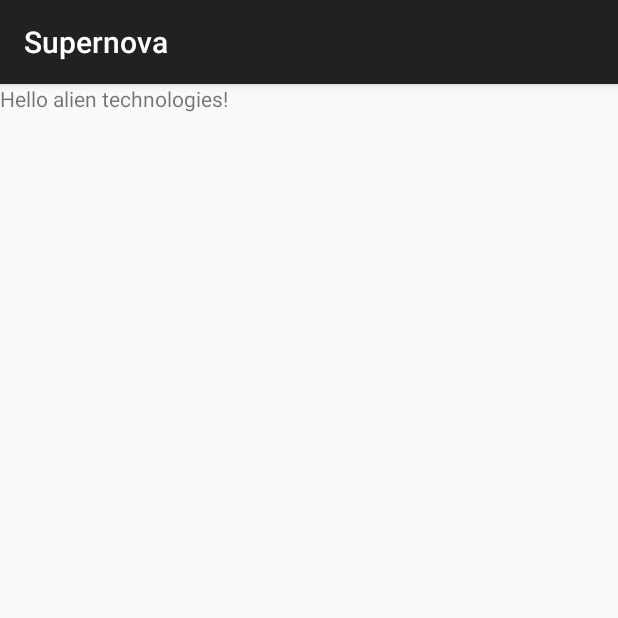
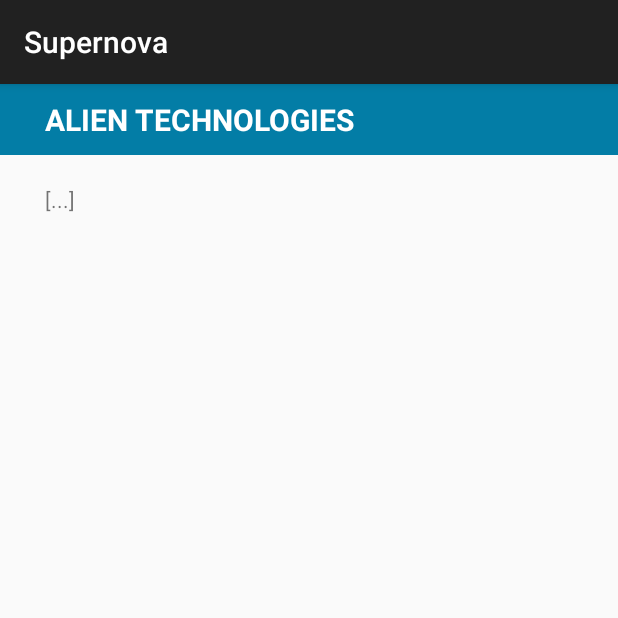
Before and after one commit to SupernovaAndroidApplication/supernova, an Android app: the fragment AlienTechnologiesFragment shown on its own in the app's theme, on a phone screen of 412 x 824 dp, the top half of it. Run offline under Robolectric (Android 15) with nearby library versions, the phone set to English and light mode, and no system bars; 1 statement that could not run was skipped.

Commit message:
ADD: alien technologies layout

```diff
--- a/app/src/main/java/imac/supernova/AlienTechnologiesFragment.java
+++ b/app/src/main/java/imac/supernova/AlienTechnologiesFragment.java
@@ -1,13 +1,12 @@
 package imac.supernova;
 
-import android.app.Activity;
-import android.net.Uri;
 import android.os.Bundle;
 import android.app.Fragment;
 import android.view.LayoutInflater;
 import android.view.View;
 import android.view.ViewGroup;
-import android.widget.TextView;
+
+import imac.supernova.datamodel.Player;
 
 
 /**
@@ -19,95 +18,25 @@ import android.widget.TextView;
  * create an instance of this fragment.
  */
 public class AlienTechnologiesFragment extends Fragment {
-    // TODO: Rename parameter arguments, choose names that match
-    // the fragment initialization parameters, e.g. ARG_ITEM_NUMBER
-    //private static final String ARG_PARAM1 = "param1";
-    //private static final String ARG_PARAM2 = "param2";
 
-    // TODO: Rename and change types of parameters
-    //private String mParam1;
-    //private String mParam2;
+    private View v;
 
-    //private OnFragmentInteractionListener mListener;
-
-    /**
-     * Use this factory method to create a new instance of
-     * this fragment using the provided parameters.
-     *
-     * @param //param1 Parameter 1.
-     * @param //param2 Parameter 2.
-     * @return A new instance of fragment AlienTechnologiesFragment.
-     */
-    // TODO: Rename and change types and number of parameters
-    /*public static AlienTechnologiesFragment newInstance(String param1, String param2) {
-        AlienTechnologiesFragment fragment = new AlienTechnologiesFragment();
-        Bundle args = new Bundle();
-        args.putString(ARG_PARAM1, param1);
-        args.putString(ARG_PARAM2, param2);
-        fragment.setArguments(args);
-        return fragment;
-    }*/
+    public Player currentPlayer;
 
     public AlienTechnologiesFragment() {
         // Required empty public constructor
     }
 
-    /*@Override
-    public void onCreate(Bundle savedInstanceState) {
-        super.onCreate(savedInstanceState);
-        if (getArguments() != null) {
-            mParam1 = getArguments().getString(ARG_PARAM1);
-            mParam2 = getArguments().getString(ARG_PARAM2);
-        }
-    }*/
-
     @Override
     public View onCreateView(LayoutInflater inflater, ViewGroup container,
                              Bundle savedInstanceState) {
-        TextView textView = new TextView(getActivity());
-        textView.setText(R.string.hello_technologies_fragment);
-        return textView;
         // Inflate the layout for this fragment
-        //return inflater.inflate(R.layout.fragment_alien_technologies, container, false);
+        v = inflater.inflate(R.layout.fragment_alien_technologies, container, false);
+
+        // Get the current player's techno
+        currentPlayer = ((MainActivity) getActivity()).currentPlayer;
+
+        return v;
     }
 
-    // TODO: Rename method, update argument and hook method into UI event
-    /*public void onButtonPressed(Uri uri) {
-        if (mListener != null) {
-            mListener.onFragmentInteraction(uri);
-        }
-    }*/
-
-    /*@Override
-    public void onAttach(Activity activity) {
-        super.onAttach(activity);
-        try {
-            mListener = (OnFragmentInteractionListener) activity;
-        } catch (ClassCastException e) {
-            throw new ClassCastException(activity.toString()
-                    + " must implement OnFragmentInteractionListener");
-        }
-    }*/
-
-    /*@Override
-    public void onDetach() {
-        super.onDetach();
-        mListener = null;
-    }*/
-
-    /**
-     * This interface must be implemented by activities that contain this
-     * fragment to allow an interaction in this fragment to be communicated
-     * to the activity and potentially other fragments contained in that
-     * activity.
-     * <p/>
-     * See the Android Training lesson <a href=
-     * "http://developer.android.com/training/basics/fragments/communicating.html"
-     * >Communicating with Other Fragments</a> for more information.
-     */
-    /*public interface OnFragmentInteractionListener {
-        // TODO: Update argument type and name
-        public void onFragmentInteraction(Uri uri);
-    }*/
-
 }
--- a/app/src/main/java/imac/supernova/MainActivity.java
+++ b/app/src/main/java/imac/supernova/MainActivity.java
@@ -1,6 +1,5 @@
 package imac.supernova;
 
-import android.app.Activity;
 import android.app.Fragment;
 import android.app.FragmentManager;
 import android.content.Context;
--- a/app/src/main/res/layout/fragment_alien_technologies.xml
+++ b/app/src/main/res/layout/fragment_alien_technologies.xml
@@ -2,7 +2,42 @@
     xmlns:tools="http://schemas.android.com/tools" android:layout_width="match_parent"
     android:layout_height="match_parent" tools:context="imac.supernova.AlienTechnologiesFragment">
 
-    <TextView android:layout_width="match_parent" android:layout_height="match_parent"
-        android:text="@string/hello_technologies_fragment" />
+    <LinearLayout
+        android:layout_width="match_parent"
+        android:layout_height="match_parent"
+        android:orientation="horizontal">
+
+        <ScrollView
+            android:layout_width="match_parent"
+            android:layout_height="match_parent">
+
+            <LinearLayout
+                android:layout_width="match_parent"
+                android:layout_height="match_parent"
+                android:orientation="vertical">
+
+                <!-- Title -->
+                <TextView
+                    android:layout_width="match_parent"
+                    android:layout_height="wrap_content"
+                    android:layout_marginBottom="20dp"
+                    android:text="Alien technologies"
+                    android:background="#037da6"
+                    android:textColor="#fff"
+                    android:paddingTop="10dp"
+                    android:paddingBottom="10dp"
+                    android:paddingLeft="30dp"
+                    android:textAllCaps="true"
+                    android:textSize="20dp"
+                    android:textStyle="bold" />
+                <TextView
+                    android:layout_width="match_parent"
+                    android:layout_height="match_parent"
+                    android:layout_marginLeft="30dp"
+                    android:text="[...]" />
+            </LinearLayout>
+        </ScrollView>
+
+    </LinearLayout>
 
 </FrameLayout>
```
